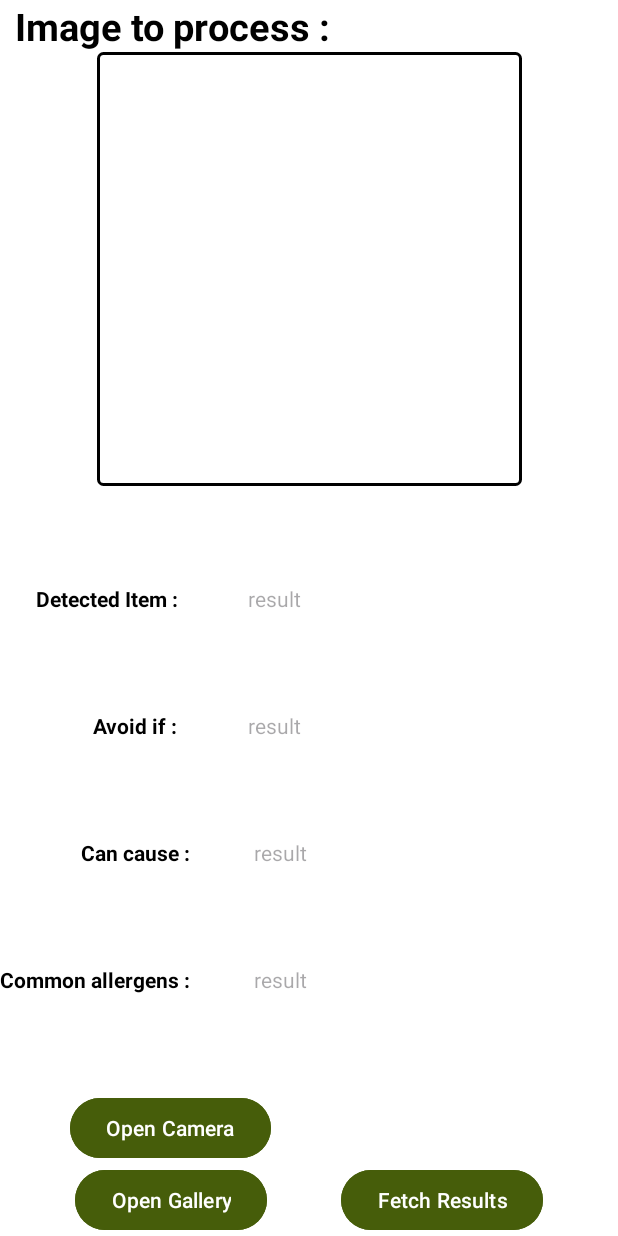
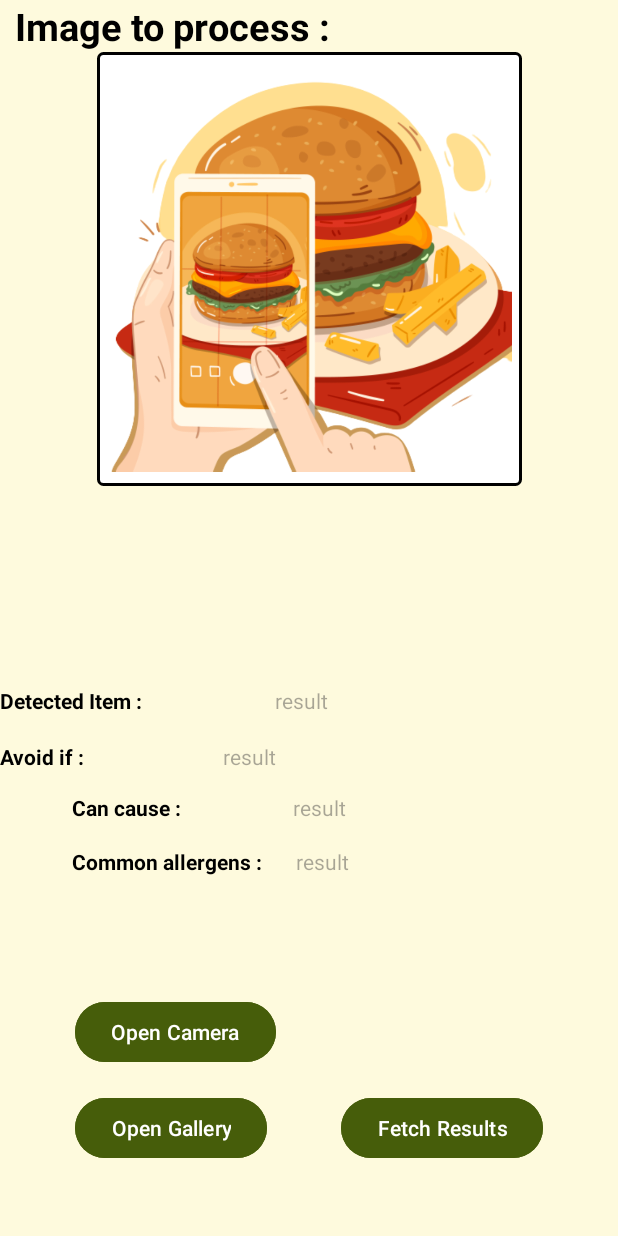
Before and after one commit to rachit-goyal1071/sensibite-htm, an Android app: the unpackedScannerActivity screen opened directly, with no data from a screen before it, on a phone screen of 412 x 824 dp. Run offline under Robolectric (Android 15) with nearby library versions, the phone set to English and light mode, and no system bars; libraries missing offline, so code that uses them is left out: com.karumi.dexter, org.tensorflow.lite; pictures from the network do not load; 1 statement that could not run was skipped.

```diff
--- a/app/src/main/res/layout/activity_unpacked_scanner.xml
+++ b/app/src/main/res/layout/activity_unpacked_scanner.xml
@@ -12,6 +12,7 @@
         android:layout_width="match_parent"
         android:layout_height="wrap_content"
         android:background="@color/white"
+        android:backgroundTint="#fefadd"
         tools:context=".unpackedScannerActivity">
 
         <TextView
@@ -31,6 +32,7 @@
             android:layout_width="283dp"
             android:layout_height="289dp"
             android:background="@drawable/border"
+            android:src="@drawable/food_image"
             app:layout_constraintEnd_toEndOf="parent"
             app:layout_constraintHorizontal_bias="0.5"
             app:layout_constraintStart_toStartOf="parent"
@@ -41,12 +43,15 @@
             android:id="@+id/textView9"
             android:layout_width="wrap_content"
             android:layout_height="wrap_content"
+            android:layout_marginTop="49dp"
+            android:layout_marginBottom="33dp"
             android:text="Detected Item :"
             android:textColor="@color/black"
             android:textStyle="bold"
-            app:layout_constraintBottom_toTopOf="@+id/textView14"
-            app:layout_constraintEnd_toEndOf="@+id/textView14"
-            app:layout_constraintTop_toBottomOf="@+id/imgViu" />
+            app:layout_constraintBottom_toBottomOf="@+id/textView14"
+            app:layout_constraintTop_toBottomOf="@+id/imgViu"
+            app:layout_constraintVertical_bias="0.958"
+            tools:layout_editor_absoluteX="49dp" />
 
         <TextView
             android:id="@+id/naam"
@@ -55,6 +60,7 @@
             android:hint="result"
             android:textColor="@color/black"
             app:layout_constraintEnd_toEndOf="parent"
+            app:layout_constraintHorizontal_bias="0.753"
             app:layout_constraintStart_toEndOf="@+id/textView9"
             app:layout_constraintTop_toTopOf="@+id/textView9" />
 
@@ -62,25 +68,25 @@
             android:id="@+id/textView10"
             android:layout_width="wrap_content"
             android:layout_height="wrap_content"
+            android:layout_marginStart="48dp"
+            android:layout_marginBottom="36dp"
             android:text="Can cause :"
             android:textColor="@color/black"
             android:textStyle="bold"
-            app:layout_constraintBottom_toTopOf="@+id/textView13"
-            app:layout_constraintEnd_toEndOf="@+id/textView13"
-            app:layout_constraintTop_toBottomOf="@+id/avoidTV" />
+            app:layout_constraintBottom_toBottomOf="@+id/textView13"
+            app:layout_constraintStart_toStartOf="parent" />
 
         <TextView
             android:id="@+id/textView13"
             android:layout_width="wrap_content"
             android:layout_height="19dp"
-            android:layout_marginTop="50dp"
-            android:layout_marginBottom="50dp"
+            android:layout_marginStart="48dp"
+            android:layout_marginBottom="240dp"
             android:text="Common allergens :"
             android:textColor="@color/black"
             android:textStyle="bold"
-            app:layout_constraintBottom_toTopOf="@+id/cameraBtn"
-            app:layout_constraintTop_toBottomOf="@+id/diseaseTV"
-            tools:layout_editor_absoluteX="28dp" />
+            app:layout_constraintBottom_toBottomOf="parent"
+            app:layout_constraintStart_toStartOf="parent" />
 
         <TextView
             android:id="@+id/allergenTV"
@@ -90,6 +96,7 @@
             android:textColor="@color/black"
             app:layout_constraintBottom_toTopOf="@+id/cameraBtn"
             app:layout_constraintEnd_toEndOf="parent"
+            app:layout_constraintHorizontal_bias="0.6"
             app:layout_constraintStart_toEndOf="@+id/textView13"
             app:layout_constraintTop_toTopOf="@+id/textView13"
             app:layout_constraintVertical_bias="0.0" />
@@ -101,6 +108,7 @@
             android:hint="result"
             android:textColor="@color/black"
             app:layout_constraintEnd_toEndOf="parent"
+            app:layout_constraintHorizontal_bias="0.82"
             app:layout_constraintStart_toEndOf="@+id/textView10"
             app:layout_constraintTop_toTopOf="@+id/textView10" />
 
@@ -108,22 +116,21 @@
             android:id="@+id/textView14"
             android:layout_width="wrap_content"
             android:layout_height="wrap_content"
+            android:layout_marginBottom="34dp"
             android:text="Avoid if :"
             android:textColor="@color/black"
             android:textStyle="bold"
-            app:layout_constraintBottom_toTopOf="@+id/textView10"
-            app:layout_constraintEnd_toEndOf="@+id/textView10"
-            app:layout_constraintStart_toStartOf="@+id/textView10"
-            app:layout_constraintTop_toBottomOf="@+id/naam"
-            tools:ignore="HardcodedText" />
+            app:layout_constraintBottom_toBottomOf="@+id/textView10"
+            tools:ignore="HardcodedText"
+            tools:layout_editor_absoluteX="49dp" />
 
         <TextView
             android:id="@+id/avoidTV"
             android:layout_width="200dp"
             android:layout_height="wrap_content"
+            android:layout_marginStart="92dp"
             android:hint="result"
             android:textColor="@color/black"
-            app:layout_constraintEnd_toEndOf="parent"
             app:layout_constraintStart_toEndOf="@+id/textView14"
             app:layout_constraintTop_toTopOf="@+id/textView14" />
 
@@ -131,17 +138,20 @@
             android:id="@+id/cameraBtn"
             android:layout_width="wrap_content"
             android:layout_height="wrap_content"
+            android:layout_marginBottom="16dp"
             android:backgroundTint="#465D0A"
             android:text="Open Camera"
             android:textColor="@color/white"
             app:layout_constraintBottom_toTopOf="@+id/imgbtn"
             app:layout_constraintEnd_toEndOf="@+id/imgbtn"
+            app:layout_constraintHorizontal_bias="0.0"
             app:layout_constraintStart_toStartOf="@+id/imgbtn" />
 
         <Button
             android:id="@+id/imgbtn"
             android:layout_width="wrap_content"
             android:layout_height="wrap_content"
+            android:layout_marginBottom="48dp"
             android:backgroundTint="#465D0A"
             android:text="Open Gallery"
             android:textColor="@color/white"
@@ -154,6 +164,7 @@
             android:id="@+id/mlbtn"
             android:layout_width="wrap_content"
             android:layout_height="wrap_content"
+            android:layout_marginBottom="48dp"
             android:backgroundTint="#465D0A"
             android:text="Fetch Results"
             android:textColor="@color/white"
```
Also changed, not shown: app/src/main/res/drawable/food_image.png (added), 6 other files.
